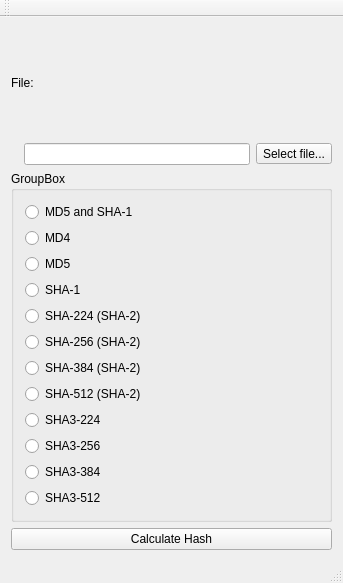
Above: mainwindow.ui from Oakhart/hash_calculator before the change. Below: the same form after it.
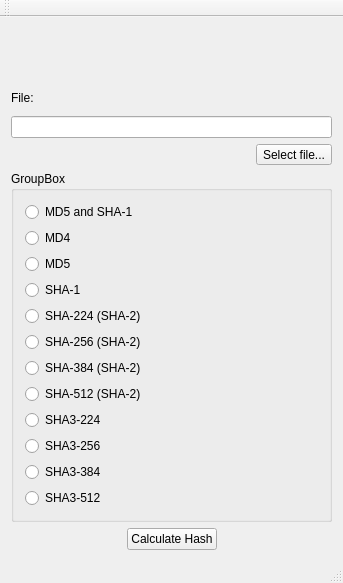
That is the form after the change.

Commit message: PleaseWait dialog now appears properly. MainWindow layouts fixed

Patch:
```diff
--- a/mainwindow.ui
+++ b/mainwindow.ui
@@ -14,28 +14,48 @@
    <string>MainWindow</string>
   </property>
   <widget class="QWidget" name="centralWidget">
-   <layout class="QVBoxLayout" name="verticalLayout_3">
+   <layout class="QVBoxLayout" name="verticalLayout_4">
     <item>
-     <layout class="QVBoxLayout" name="verticalLayout">
+     <layout class="QVBoxLayout" name="verticalLayout_3">
       <item>
-       <widget class="QLabel" name="label_2">
+       <widget class="QLabel" name="label">
         <property name="text">
-         <string>File:</string>
+         <string/>
         </property>
        </widget>
       </item>
       <item>
-       <layout class="QHBoxLayout" name="horizontalLayout">
+       <layout class="QVBoxLayout" name="verticalLayout">
         <item>
-         <widget class="QLabel" name="label">
+         <widget class="QLabel" name="label_2">
           <property name="text">
-           <string/>
+           <string>&lt;html&gt;&lt;head/&gt;&lt;body&gt;&lt;p&gt;&lt;span style=&quot; font-weight:600;&quot;&gt;File:&lt;/span&gt;&lt;/p&gt;&lt;/body&gt;&lt;/html&gt;</string>
+          </property>
+          <property name="buddy">
+           <cstring>lineEdit</cstring>
           </property>
          </widget>
         </item>
         <item>
          <widget class="QLineEdit" name="lineEdit"/>
         </item>
+       </layout>
+      </item>
+      <item>
+       <layout class="QHBoxLayout" name="horizontalLayout">
+        <item>
+         <spacer name="horizontalSpacer">
+          <property name="orientation">
+           <enum>Qt::Horizontal</enum>
+          </property>
+          <property name="sizeHint" stdset="0">
+           <size>
+            <width>40</width>
+            <height>20</height>
+           </size>
+          </property>
+         </spacer>
+        </item>
         <item>
          <widget class="QToolButton" name="toolButton">
           <property name="text">
@@ -141,11 +161,41 @@
      </widget>
     </item>
     <item>
-     <widget class="QPushButton" name="pushButton">
-      <property name="text">
-       <string>Calculate Hash</string>
-      </property>
-     </widget>
+     <layout class="QHBoxLayout" name="horizontalLayout_2">
+      <item>
+       <spacer name="horizontalSpacer_2">
+        <property name="orientation">
+         <enum>Qt::Horizontal</enum>
+        </property>
+        <property name="sizeHint" stdset="0">
+         <size>
+          <width>40</width>
+          <height>20</height>
+         </size>
+        </property>
+       </spacer>
+      </item>
+      <item>
+       <widget class="QPushButton" name="pushButton">
+        <property name="text">
+         <string>Calculate Hash</string>
+        </property>
+       </widget>
+      </item>
+      <item>
+       <spacer name="horizontalSpacer_3">
+        <property name="orientation">
+         <enum>Qt::Horizontal</enum>
+        </property>
+        <property name="sizeHint" stdset="0">
+         <size>
+          <width>40</width>
+          <height>20</height>
+         </size>
+        </property>
+       </spacer>
+      </item>
+     </layout>
     </item>
    </layout>
   </widget>
```
Left out of the diff: 2 changed lines with no effect on the pictures. The commit also changes 3 other files.
